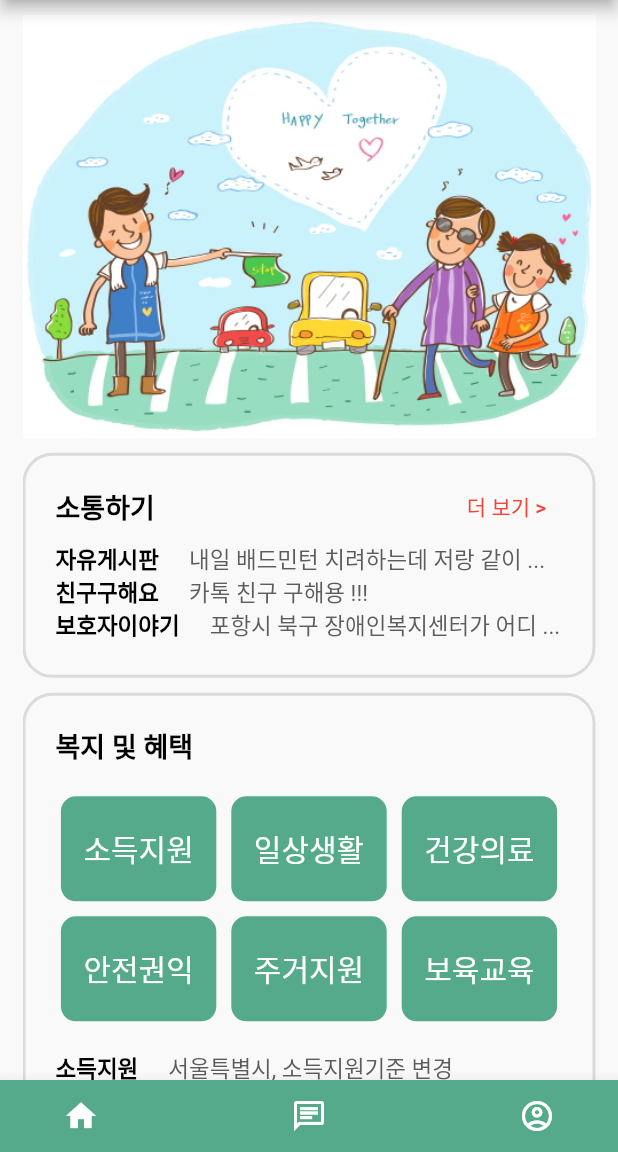
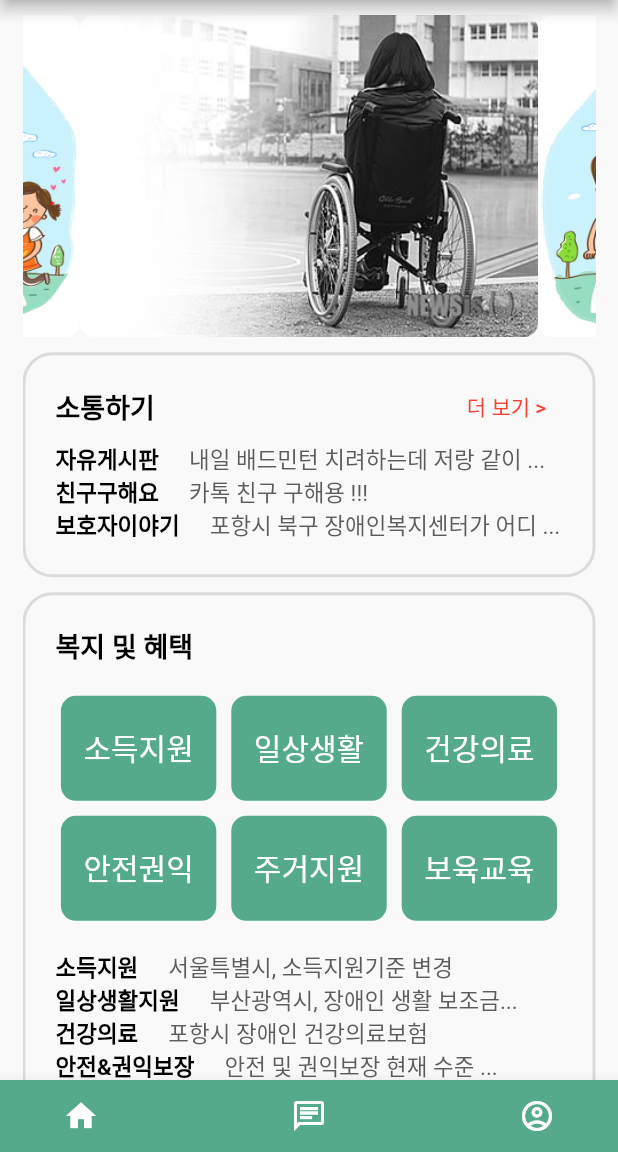
Before and after one commit to Vinodi-skLee/Miso, a Flutter app: the screen it shows after launch, on a phone screen of 412 x 824 dp, the part 84-1236 px from its top. Run offline on Flutter 3.47's test engine with Material 2 defaults, Android fonts, the phone set to English and light mode, and no system bars; drawn by our look-alikes of carousel_slider; our stand-ins replace cloud_firestore, firebase_auth, firebase_core, get, google_sign_in, page_transition; accounts and stored records are empty.

Commit message:
[#26] feat: 홈 화면에 이미지 슬라이드 추가

```diff
--- a/lib/home.dart
+++ b/lib/home.dart
@@ -2,6 +2,7 @@ import 'package:flutter/material.dart';
 import 'package:miso/LoginPage.dart';
 import 'package:get/get.dart';
 import 'package:firebase_auth/firebase_auth.dart';
+import 'package:carousel_slider/carousel_slider.dart';
 
 import 'package:miso/chat.dart';
 import 'package:miso/convenience.dart';
@@ -11,6 +12,12 @@ import 'hamberger.dart';
 import 'Menu/appGuide.dart';
 import 'communication.dart';
 import 'Menu/learnSign.dart';
+
+final imageList = [
+  Image.asset('assets/icon/disabled.jpg',fit: BoxFit.fill),
+  Image.asset('assets/icon/disabled2.jpg',fit: BoxFit.fill),
+  //Image.asset('assets/icon/miso.png',fit: BoxFit.fill),
+];
 
 class MisoHome extends StatefulWidget {
   const MisoHome({Key? key}) : super(key: key);
@@ -56,9 +63,27 @@ class _MisoHomeState extends State<MisoHome> {
           children: <Widget>[
             Column(
               mainAxisAlignment: MainAxisAlignment.start,
+
               children: [
-                Image.asset(
-                  'assets/icon/disabled2.jpg',
+                CarouselSlider(
+                    options: CarouselOptions(
+                      autoPlay: true,  //자동재생 여부
+                    ),
+                  items: imageList.map((image) {
+                    return Builder(
+                      builder: (BuildContext context) {
+                        return Container(
+                          width: MediaQuery.of(context).size.width,
+                          margin: EdgeInsets.symmetric(horizontal: 0.0),
+                          child: ClipRRect(
+                            borderRadius: BorderRadius.circular(10.0),
+                            child: image,
+                          ),
+                        );
+                      },
+                    );
+                  }).toList(),
+                  //item 리스트 항목 형성
                 ),
 
                 //!!!!!! 소통하기
```
Also changed, not shown: pubspec.lock.
